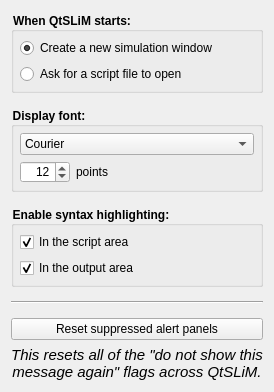
MesserLab/SLiM, file QtSLiM/QtSLiMPreferences.ui: the form before one commit.
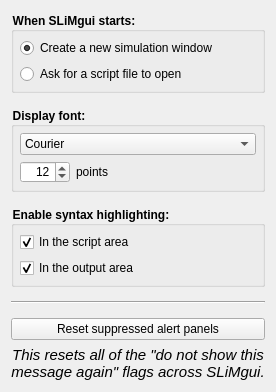
The form after the commit.

Commit message: rename QtSLiM to SLiMgui!

What changed in the file:
```diff
--- a/QtSLiM/QtSLiMPreferences.ui
+++ b/QtSLiM/QtSLiMPreferences.ui
@@ -35,7 +35,7 @@
       <string notr="true">QGroupBox { font-weight: bold; }</string>
      </property>
      <property name="title">
-      <string>When QtSLiM starts:</string>
+      <string>When SLiMgui starts:</string>
      </property>
      <layout class="QVBoxLayout" name="verticalLayout_2">
       <property name="spacing">
@@ -313,7 +313,7 @@
       </sizepolicy>
      </property>
      <property name="text">
-      <string>&lt;html&gt;&lt;head/&gt;&lt;body&gt;&lt;p align=&quot;center&quot;&gt;&lt;span style=&quot; font-size:11pt; font-style:italic;&quot;&gt;This resets all of the &amp;quot;do not show this&lt;br/&gt;message again&amp;quot; flags across QtSLiM.&lt;/span&gt;&lt;/p&gt;&lt;/body&gt;&lt;/html&gt;</string>
+      <string>&lt;html&gt;&lt;head/&gt;&lt;body&gt;&lt;p align=&quot;center&quot;&gt;&lt;span style=&quot; font-size:11pt; font-style:italic;&quot;&gt;This resets all of the &amp;quot;do not show this&lt;br/&gt;message again&amp;quot; flags across SLiMgui.&lt;/span&gt;&lt;/p&gt;&lt;/body&gt;&lt;/html&gt;</string>
      </property>
     </widget>
    </item>
```
Left out of the diff: 2 changed lines with no effect on the pictures. The commit also changes 14 other files.
